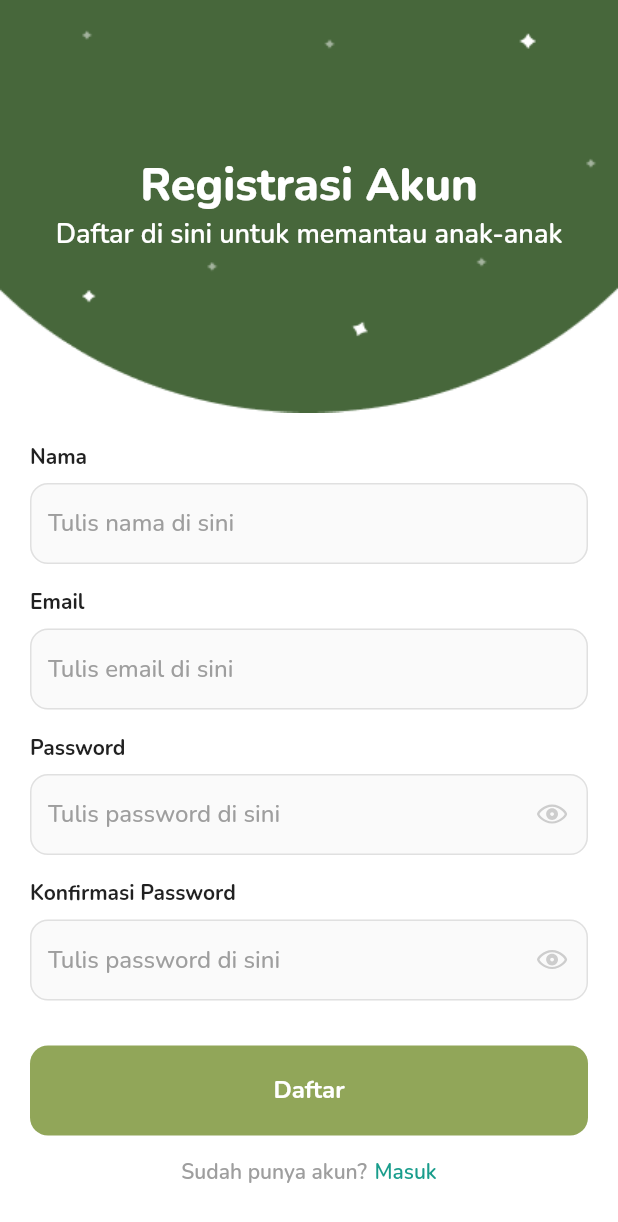
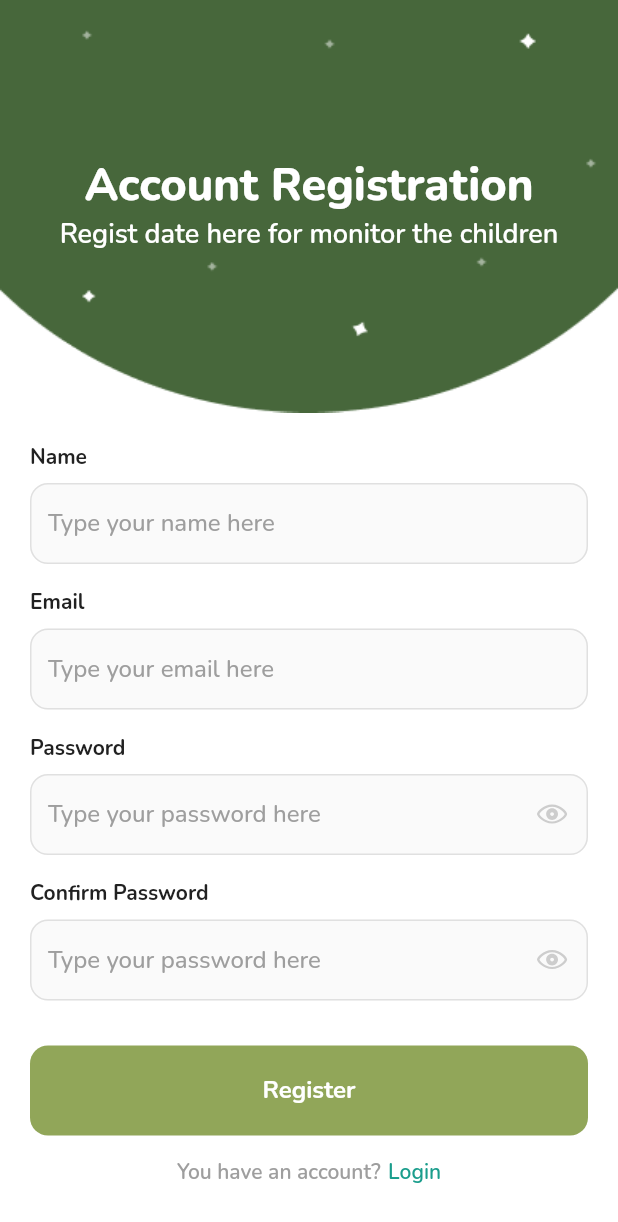
Before and after one commit to snailly-gsc/snailly-mobile, a Flutter app: the RegisterParentView screen opened by its route, on a phone screen of 412 x 824 dp. Shown: the top 1222 px of the screen. Run offline on Flutter 3.47's test engine with Material 2 defaults, Android fonts, the phone set to English and light mode, and no system bars; our stand-ins replace app_links, avatar_glow, email_validator, firebase_core, firebase_messaging, flutter_dotenv and 12 more; missing offline and left inert: dart_jsonwebtoken, flutter_inappwebview; accounts and stored records are empty; network calls fail.

Commit message:
feat: change language surfior

```diff
--- a/lib/app/modules/choose_child/views/choose_child_view.dart
+++ b/lib/app/modules/choose_child/views/choose_child_view.dart
@@ -37,12 +37,12 @@ class ChooseChildView extends GetView<ChooseChildController> {
                         SizedBox(
                             height: MediaQuery.of(context).size.height / 8),
                         Text(
-                          "Hai! Siapa namamu?",
+                          "Hi! What’s your name?",
                           textAlign: TextAlign.center,
                           style: headingPrimaryFontStyle,
                         ),
                         Text(
-                          "Pastikan Anda memilih nama yang tepat",
+                          "Make sure you choose the right name",
                           textAlign: TextAlign.center,
                           style: headingSecondaryFontStyle,
                         ),
@@ -62,7 +62,7 @@ class ChooseChildView extends GetView<ChooseChildController> {
                           children: [
                             controller.childs.isEmpty
                                 ? Text(
-                                    "Data anak tidak ada.",
+                                    "There is no child data.",
                                     style: headingSecondaryFontStyle.copyWith(
                                         color: blackColor),
                                   )
--- a/lib/app/modules/choose_user/views/choose_user_view.dart
+++ b/lib/app/modules/choose_user/views/choose_user_view.dart
@@ -72,7 +72,7 @@ class ChooseUserView extends GetView<ChooseUserController> {
                       children: [
                         ChooseUserCard(
                           icon: 'assets/icons/ic_parent.svg',
-                          title: "Orang Tua",
+                          title: "Parent",
                           onTap: () {
                             Get.toNamed(Routes.LOGIN_MOVE_TO_REPORTIOR);
                           },
@@ -80,7 +80,7 @@ class ChooseUserView extends GetView<ChooseUserController> {
                         const SizedBox(width: 10),
                         ChooseUserCard(
                           icon: 'assets/icons/ic_child.svg',
-                          title: "Anak",
+                          title: "Kids",
                           onTap: () {
                             Get.toNamed(Routes.CHOOSE_CHILD);
                           },
--- a/lib/app/modules/login_parents/views/login_parents_view.dart
+++ b/lib/app/modules/login_parents/views/login_parents_view.dart
@@ -80,7 +80,7 @@ class LoginParentsView extends GetView<LoginParentsController> {
                           const SizedBox(height: 8),
                           InputText(
                             controller: controller.emailController,
-                            hint: 'Tulis email di sini',
+                            hint: 'Type your email here',
                             validator: (value) {
                               if (value!.isEmpty) {
                                 return 'Email tidak boleh kosong';
@@ -99,12 +99,12 @@ class LoginParentsView extends GetView<LoginParentsController> {
                           const SizedBox(height: 8),
                           InputPassword(
                             controller: controller.passwordController,
-                            hint: 'Tulis password di sini',
+                            hint: 'Type your password here',
                             validator: (value) {
                               if (value!.isEmpty) {
-                                return 'Password tidak boleh kosong';
+                                return 'Password cannot be empty';
                               } else if (value.length < 8) {
-                                return 'Password minimal 8 karakter';
+                                return 'Password must be at least 8 characters';
                               }
 
                               return null;
@@ -113,7 +113,7 @@ class LoginParentsView extends GetView<LoginParentsController> {
                           const SizedBox(height: 30),
                           // * Button
                           Button(
-                            text: 'Masuk',
+                            text: 'Login',
                             onTap: () async {
                               if (controller.formKey.currentState!.validate()) {
                                 controller.loginParent();
@@ -126,7 +126,7 @@ class LoginParentsView extends GetView<LoginParentsController> {
                             mainAxisAlignment: MainAxisAlignment.center,
                             children: [
                               Text(
-                                'Tidak Punya Akun?',
+                                'Dont have an account?',
                                 style: semiBoldNunitoFontStyle.copyWith(
                                     color: grayColor),
                               ),
@@ -136,7 +136,7 @@ class LoginParentsView extends GetView<LoginParentsController> {
                                   Get.toNamed(Routes.REGISTER_PARENT);
                                 },
                                 child: Text(
-                                  'Daftar',
+                                  'Register',
                                   style: semiBoldNunitoFontStyle.copyWith(
                                     color: successColor,
                                   ),
--- a/lib/app/modules/register_parent/views/register_parent_view.dart
+++ b/lib/app/modules/register_parent/views/register_parent_view.dart
@@ -41,12 +41,12 @@ class RegisterParentView extends GetView<RegisterParentController> {
                                   height:
                                       MediaQuery.of(context).size.height / 8),
                               Text(
-                                "Registrasi Akun",
+                                "Account Registration",
                                 textAlign: TextAlign.center,
                                 style: headingPrimaryFontStyle,
                               ),
                               Text(
-                                "Daftar di sini untuk memantau anak-anak",
+                                "Regist date here for monitor the children",
                                 textAlign: TextAlign.center,
                                 style: headingSecondaryFontStyle,
                               ),
@@ -61,19 +61,19 @@ class RegisterParentView extends GetView<RegisterParentController> {
                       child: Column(
                         crossAxisAlignment: CrossAxisAlignment.start,
                         children: [
-                          // * Nama
+                          // * Name
                           Text(
-                            'Nama',
+                            'Name',
                             style:
                                 boldNunitoFontStyle.copyWith(color: blackColor),
                           ),
                           const SizedBox(height: 8),
                           InputText(
                             controller: controller.namaController,
-                            hint: 'Tulis nama di sini',
+                            hint: 'Type your name here',
                             validator: (value) {
                               if (value!.isEmpty) {
-                                return 'Nama tidak boleh kosong';
+                                return 'Name cannot be empty';
                               }
 
                               return null;
@@ -89,10 +89,10 @@ class RegisterParentView extends GetView<RegisterParentController> {
                           const SizedBox(height: 8),
                           InputText(
                             controller: controller.emailController,
-                            hint: 'Tulis email di sini',
+                            hint: 'Type your email here',
                             validator: (value) {
                               if (value!.isEmpty) {
-                                return 'Email tidak boleh kosong';
+                                return 'Email cannot be empty';
                               }
 
                               return null;
@@ -108,36 +108,36 @@ class RegisterParentView extends GetView<RegisterParentController> {
                           const SizedBox(height: 8),
                           InputPassword(
                             controller: controller.passwordController,
-                            hint: 'Tulis password di sini',
+                            hint: 'Type your password here',
                             validator: (value) {
                               if (value!.isEmpty) {
-                                return 'Password tidak boleh kosong';
+                                return 'Password cannot be empty';
                               } else if (value.length < 8) {
-                                return 'Password minimal 8 karakter';
+                                return 'Password must be at least 8 characters';
                               }
 
                               return null;
                             },
                           ),
                           const SizedBox(height: 16),
-                          // * Konfirmasi Password
+                          // * Confirm Password
                           Text(
-                            'Konfirmasi Password',
+                            'Confirm Password',
                             style:
                                 boldNunitoFontStyle.copyWith(color: blackColor),
                           ),
                           const SizedBox(height: 8),
                           InputPassword(
                             controller: controller.confPasswordController,
-                            hint: 'Tulis password di sini',
+                            hint: 'Type your password here',
                             validator: (value) {
                               if (value!.isEmpty) {
-                                return 'Password tidak boleh kosong';
+                                return 'Password cannot be empty';
                               } else if (value.length < 8) {
-                                return 'Password minimal 8 karakter';
+                                return 'Password must be at least 8 characters';
                               } else if (controller.passwordController.text !=
                                   value) {
-                                return 'Password dan konfirmasi password tidak sesuai';
+                                return 'Password and password confirmation do not match';
                               }
 
                               return null;
@@ -146,7 +146,7 @@ class RegisterParentView extends GetView<RegisterParentController> {
                           const SizedBox(height: 30),
                           // * Button
                           Button(
-                            text: 'Daftar',
+                            text: 'Register',
                             onTap: () async {
                               if (controller.formKey.currentState!.validate()) {
                                 controller.registerAccountParent();
@@ -159,7 +159,7 @@ class RegisterParentView extends GetView<RegisterParentController> {
                             mainAxisAlignment: MainAxisAlignment.center,
                             children: [
                               Text(
-                                'Sudah punya akun?',
+                                'You have an account?',
                                 style: semiBoldNunitoFontStyle.copyWith(
                                     color: grayColor),
                               ),
@@ -169,7 +169,7 @@ class RegisterParentView extends GetView<RegisterParentController> {
                                   Get.back();
                                 },
                                 child: Text(
-                                  'Masuk',
+                                  'Login',
                                   style: semiBoldNunitoFontStyle.copyWith(
                                     color: successColor,
                                   ),
--- a/lib/app/modules/surfior/views/surfior_view.dart
+++ b/lib/app/modules/surfior/views/surfior_view.dart
@@ -48,7 +48,7 @@ class SurfiorView extends GetView<SurfiorController> {
                   child: Padding(
                     padding: const EdgeInsets.all(defaultPadding),
                     child: Text(
-                      'Apa yang kamu ingin cari, anak-anak?',
+                      'What do you wanna search, kids?',
                       style: extraBoldNunitoFontStyle.copyWith(
                         color: greenColor,
                         fontSize: 30,
@@ -112,7 +112,7 @@ class SurfiorView extends GetView<SurfiorController> {
                             ),
                           ),
                         ),
-                        hintText: "Ketik atau ucapkan!",
+                        hintText: "Type or speak it!",
                         hintStyle: mediumNunitoFontStyle.copyWith(
                           fontSize: 18,
                           color: '666666'.toColor(),
```
